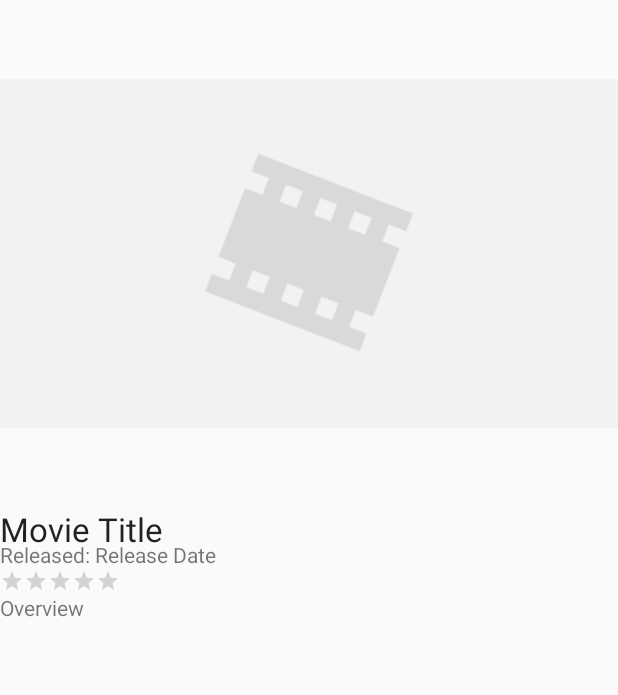
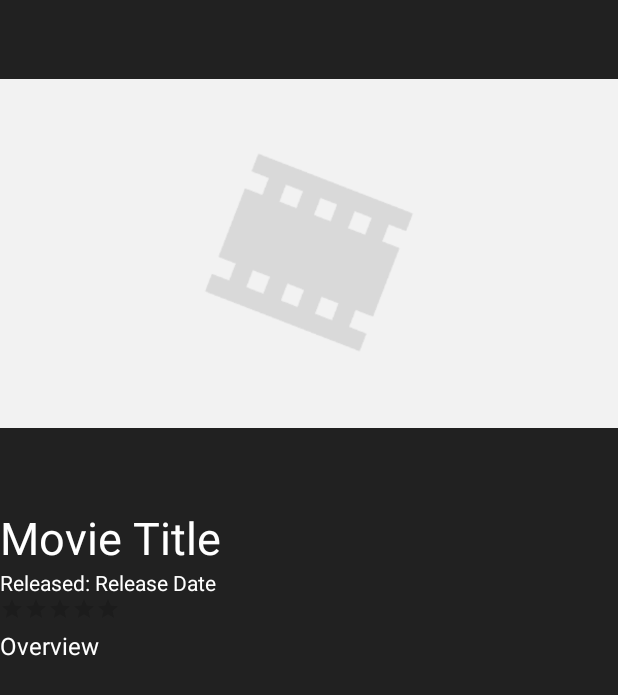
Before and after one commit to michellelimxuanli/Flicks, an Android app: the MovieDetailsActivity screen opened directly, with no data from a screen before it, on a phone screen of 412 x 824 dp. Shown: the top 695 px of the screen. Run offline under Robolectric (Android 15) with nearby library versions, the phone set to English and light mode, and no system bars; our stand-ins replace ButterKnife; libraries missing offline, so code that uses them is left out: com.loopj.android, cz.msebera.android, org.parceler; pictures from the network do not load; 13 statements that could not run were skipped.

```diff
--- a/app/src/main/java/com/michellelimfacebook/flicks/MovieAdapter.java
+++ b/app/src/main/java/com/michellelimfacebook/flicks/MovieAdapter.java
@@ -77,8 +77,7 @@ public class MovieAdapter extends RecyclerView.Adapter<MovieAdapter.ViewHolder>{
             //load the backdrop image
             imageUrl = config.getImageUrl(config.getBackdropSize(), movie.getBackdropPath());
         }
-
-        int placeholderId = isPortrait ? R. drawable.flicks_movie_placeholder : R.drawable.flicks_backdrop_placeholder;
+        int placeholderId = isPortrait ? R.drawable.flicks_movie_placeholder : R.drawable.flicks_backdrop_placeholder;
         ImageView imageView = isPortrait ? holder.ivPosterImage : holder.ivBackdropImage;
 
 
@@ -119,6 +118,7 @@ public class MovieAdapter extends RecyclerView.Adapter<MovieAdapter.ViewHolder>{
             if (position != RecyclerView.NO_POSITION) {
                 // get the movie at the position, this won't work if the class is static
                 Movie movie = movies.get(position);
+                movie.setImageUrl(config.getImageUrl(config.getBackdropSize(), movie.getBackdropPath()));
                 // create intent for the new activity
                 Intent intent = new Intent(context, MovieDetailsActivity.class);
                 // serialize the movie using parceler, use its short name as a key
--- a/app/src/main/java/com/michellelimfacebook/flicks/MovieDetailsActivity.java
+++ b/app/src/main/java/com/michellelimfacebook/flicks/MovieDetailsActivity.java
@@ -1,12 +1,16 @@
 package com.michellelimfacebook.flicks;
 
+import android.content.Intent;
 import android.os.Bundle;
 import android.support.v7.app.AppCompatActivity;
 import android.util.Log;
+import android.view.View;
+import android.widget.ImageView;
 import android.widget.RatingBar;
 import android.widget.TextView;
 import android.widget.Toast;
 
+import com.bumptech.glide.Glide;
 import com.loopj.android.http.AsyncHttpClient;
 import com.loopj.android.http.JsonHttpResponseHandler;
 import com.loopj.android.http.RequestParams;
@@ -31,12 +35,14 @@ public class MovieDetailsActivity extends AppCompatActivity {
     Movie movie;
     AsyncHttpClient client;
     public final static String YOUTUBE_BASE_URL = "https://www.youtube.com/watch?v=";
-
+    int placeholderId;
     // the view objects
     @BindView (R.id.tvTitle) TextView tvTitle;
     @BindView (R.id.tvOverview) TextView tvOverview;
     @BindView (R.id.rbVoteAverage) RatingBar rbVoteAverage;
     @BindView (R.id.tvReleaseDate) TextView tvReleaseDate;
+    @BindView (R.id.ivTrailerImage) ImageView ivTrailerImage;
+    String videokey;
 
     @Override
     protected void onCreate(Bundle savedInstanceState) {
@@ -48,10 +54,16 @@ public class MovieDetailsActivity extends AppCompatActivity {
         // unwrap the movie passed in via intent, using its simple name as a key
         movie = (Movie) Parcels.unwrap(getIntent().getParcelableExtra(Movie.class.getSimpleName()));
         Log.d("MovieDetailsActivity", String.format("Showing details for '%s'", movie.getTitle()));
+        Log.d("MovieDetailsActivity", String.format("Showing the image url '%s'", movie.getImageUrl()));
 
         // set the title and overview
         tvTitle.setText(movie.getTitle());
         tvOverview.setText(movie.getOverview());
+        //placeholderId = R.drawable.flicks_movie_placeholder;
+        //load image using glide
+        Glide.with(this)
+                .load(movie.getImageUrl())
+                .into(ivTrailerImage);
 
         // vote average is a scale of 10, convert to a scale of 5 by dividing by 2
         float voteAverage = movie.getVoteAverage().floatValue();
@@ -75,7 +87,6 @@ public class MovieDetailsActivity extends AppCompatActivity {
             @Override
             public void onSuccess(int statusCode, Header[] headers, JSONObject response) {
                 try {
-                    String videokey;
                     JSONArray results = response.getJSONArray("results");
                     JSONObject results_object = results.getJSONObject(0);
                     //if results exists, get first object
@@ -84,7 +95,7 @@ public class MovieDetailsActivity extends AppCompatActivity {
                         videokey = results_object.getString("key");
                         log.i("MovieTrailer", YOUTUBE_BASE_URL+videokey);
                     } else {
-                        log.e("MovieTrailer", "Trailer link doesn't exist")
+                        log.e("MovieTrailer", "Trailer link doesn't exist");
                     }
                 } catch (JSONException e) {
                     logError("Failed to get youtube url", e, true);
@@ -98,7 +109,21 @@ public class MovieDetailsActivity extends AppCompatActivity {
             }
         });
 
+        //once the trailer is loaded, set up the listener
+        setupImageViewListener();
+    }
 
+    private void setupImageViewListener(){
+        Log.i("MovieDetailsActivity", "Setting up listener on movie details");
+
+        ivTrailerImage.setOnClickListener(new View.OnClickListener(){
+            public void onClick(View v){
+               Log.i("MovieDetailsActivity","I'm clicked");
+                Intent intent = new Intent(MovieDetailsActivity.this, MovieTrailerActivity.class);
+                intent.putExtra("Video_Key", videokey);
+                startActivityForResult(intent, 20);
+            }
+        });
     }
 
     //handle errors, log and alert the user
--- a/app/src/main/java/com/michellelimfacebook/flicks/MovieTrailerActivity.java
+++ b/app/src/main/java/com/michellelimfacebook/flicks/MovieTrailerActivity.java
@@ -16,7 +16,7 @@ public class MovieTrailerActivity extends YouTubeBaseActivity {
         setContentView(R.layout.activity_movie_trailer);
 
         // temporary test video id -- TODO replace with movie trailer video id
-        final String videoId = "tKodtNFpzBA";
+        final String videoId = getIntent().getStringExtra("Video_Key");
 
         // resolve the player view from the layout
         YouTubePlayerView playerView = (YouTubePlayerView) findViewById(R.id.player);
--- a/app/src/main/res/layout/activity_movie_details.xml
+++ b/app/src/main/res/layout/activity_movie_details.xml
@@ -4,7 +4,8 @@
     xmlns:tools="http://schemas.android.com/tools"
     android:layout_width="match_parent"
     android:layout_height="match_parent"
-    tools:context="com.michellelimfacebook.flicks.MovieDetailsActivity">
+    tools:context="com.michellelimfacebook.flicks.MovieDetailsActivity"
+    android:background="@color/colorPrimary">
 
     <TextView
         android:id="@+id/tvTitle"
@@ -12,6 +13,8 @@
         android:layout_height="wrap_content"
         android:text="@string/details_movie_title"
         android:textAppearance="@android:style/TextAppearance.Large"
+        android:textColor="@color/colorAccent"
+        android:textSize="30sp"
         android:layout_below="@+id/ivTrailerImage"
         android:layout_alignParentLeft="true"
         android:layout_alignParentStart="true" />
@@ -20,13 +23,16 @@
         android:id="@+id/tvOverview"
         android:layout_width="wrap_content"
         android:layout_height="wrap_content"
-        android:text="Overview"
         android:layout_alignParentBottom="true"
+        android:layout_alignParentEnd="true"
         android:layout_alignParentLeft="true"
+        android:layout_alignParentRight="true"
         android:layout_alignParentStart="true"
         android:layout_below="@+id/rbVoteAverage"
-        android:layout_alignParentRight="true"
-        android:layout_alignParentEnd="true" />
+        android:layout_marginTop="5dp"
+        android:text="Overview"
+        android:textColor="@color/colorAccent"
+        android:textSize="16sp" />
 
 
     <RatingBar
@@ -46,10 +52,10 @@
         android:layout_width="wrap_content"
         android:layout_height="wrap_content"
         android:text="Released: "
-        android:layout_below="@+id/ivTrailerImage"
+        android:textColor="@color/colorAccent"
+        android:layout_below="@+id/tvTitle"
         android:layout_alignParentLeft="true"
-        android:layout_alignParentStart="true"
-        android:layout_marginTop="22dp" />
+        android:layout_alignParentStart="true" />
 
     <TextView
         android:id="@+id/tvReleaseDate"
@@ -60,14 +66,15 @@
         android:layout_alignBottom="@+id/tvReleaseDateTitle"
         android:layout_toRightOf="@+id/tvReleaseDateTitle"
         android:layout_alignParentRight="true"
-        android:layout_alignParentEnd="true" />
+        android:layout_alignParentEnd="true"
+        android:textColor="@color/colorAccent"/>
 
     <ImageView
         android:id="@+id/ivTrailerImage"
         android:layout_width="wrap_content"
         android:layout_height="wrap_content"
-        app:srcCompat="@drawable/flicks_backdrop_placeholder"
-        android:layout_alignParentLeft="true"
-        android:layout_alignParentStart="true" />
+        android:layout_alignParentEnd="true"
+        android:layout_alignParentRight="true"
+        app:srcCompat="@drawable/flicks_backdrop_placeholder" />
 
 </RelativeLayout>
--- a/app/src/main/res/layout/activity_movie_trailer.xml
+++ b/app/src/main/res/layout/activity_movie_trailer.xml
@@ -4,7 +4,11 @@
     xmlns:tools="http://schemas.android.com/tools"
     android:layout_width="match_parent"
     android:layout_height="match_parent"
-    tools:context="com.michellelimfacebook.flicks.MovieTrailerActivity">
+    tools:context="com.michellelimfacebook.flicks.MovieTrailerActivity"
+    android:background="@color/colorPrimaryDark"
+    android:orientation="vertical"
+    android:gravity="center_vertical"
+    >
 
     <com.google.android.youtube.player.YouTubePlayerView
         android:id="@+id/player"
--- a/app/src/main/res/layout/item_movie.xml
+++ b/app/src/main/res/layout/item_movie.xml
@@ -1,7 +1,7 @@
 <?xml version="1.0" encoding="utf-8"?>
 <RelativeLayout xmlns:android="http://schemas.android.com/apk/res/android"
     xmlns:app="http://schemas.android.com/apk/res-auto"
-    android:layout_margin="5dp"
+    android:layout_marginTop="12dp"
     android:layout_width="match_parent" android:layout_height="wrap_content">
 
 
```
Also changed, not shown: app/src/main/java/com/michellelimfacebook/flicks/models/Movie.java (+6 -5 lines).
